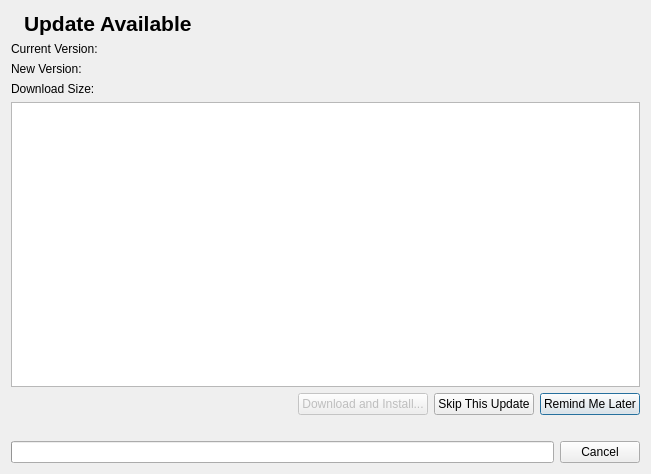
Old version of the form src/duckstation-qt/autoupdaterwindow.ui in the repository stenzek/duckstation.
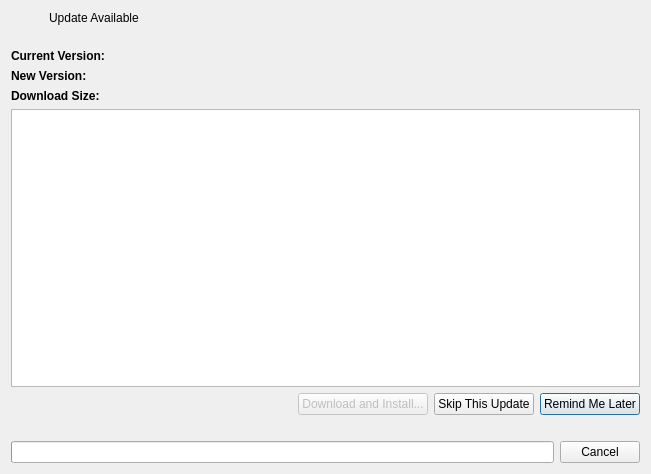
New version of the form. Icons and pictures are not drawn.

Commit message: Qt: Better layout for updater window

Diff of the .ui file:
```diff
--- a/src/duckstation-qt/autoupdaterwindow.ui
+++ b/src/duckstation-qt/autoupdaterwindow.ui
@@ -24,11 +24,23 @@
      <item>
       <widget class="QLabel" name="icon">
        <property name="sizePolicy">
-        <sizepolicy hsizetype="Minimum" vsizetype="Preferred">
+        <sizepolicy hsizetype="Fixed" vsizetype="Fixed">
          <horstretch>0</horstretch>
          <verstretch>0</verstretch>
         </sizepolicy>
        </property>
+       <property name="minimumSize">
+        <size>
+         <width>32</width>
+         <height>32</height>
+        </size>
+       </property>
+       <property name="maximumSize">
+        <size>
+         <width>32</width>
+         <height>32</height>
+        </size>
+       </property>
        <property name="text">
         <string/>
        </property>
@@ -38,41 +50,66 @@
       </widget>
      </item>
      <item>
-      <widget class="QLabel" name="updateLabel">
-       <property name="font">
-        <font>
-         <pointsize>16</pointsize>
-         <bold>true</bold>
-        </font>
-       </property>
+      <widget class="QLabel" name="titleLabel">
        <property name="text">
         <string>Update Available</string>
        </property>
+       <property name="alignment">
+        <set>Qt::AlignmentFlag::AlignLeading|Qt::AlignmentFlag::AlignLeft|Qt::AlignmentFlag::AlignTop</set>
+       </property>
       </widget>
      </item>
     </layout>
    </item>
    <item>
-    <widget class="QLabel" name="currentVersion">
+    <layout class="QGridLayout" name="versionInfoLayout" columnstretch="0,1">
+     <item row="0" column="0">
+      <widget class="QLabel" name="currentVersionLabel">
+       <property name="font">
+        <font>
+         <bold>true</bold>
+        </font>
+       </property>
      <property name="text">
       <string>Current Version: </string>
      </property>
     </widget>
    </item>
-   <item>
-    <widget class="QLabel" name="newVersion">
+     <item row="0" column="1">
+      <widget class="QLabel" name="currentVersion"/>
+     </item>
+     <item row="1" column="0">
+      <widget class="QLabel" name="newVersionLabel">
+       <property name="font">
+        <font>
+         <bold>true</bold>
+        </font>
+       </property>
      <property name="text">
       <string>New Version: </string>
      </property>
     </widget>
    </item>
-   <item>
-    <widget class="QLabel" name="downloadSize">
+     <item row="1" column="1">
+      <widget class="QLabel" name="newVersion"/>
+     </item>
+     <item row="2" column="0">
+      <widget class="QLabel" name="downloadSizeLabel">
+       <property name="font">
+        <font>
+         <bold>true</bold>
+        </font>
+       </property>
      <property name="text">
       <string>Download Size:</string>
      </property>
     </widget>
    </item>
+     <item row="2" column="1">
+      <widget class="QLabel" name="downloadSize"/>
+     </item>
+    </layout>
+   </item>
    <item>
     <widget class="QTextBrowser" name="updateNotes"/>
    </item>
```
Left out of the diff: 11 changed lines with no effect on the pictures. Lines whose indentation alone changed are shown as unchanged. The commit also changes 1 other file.
